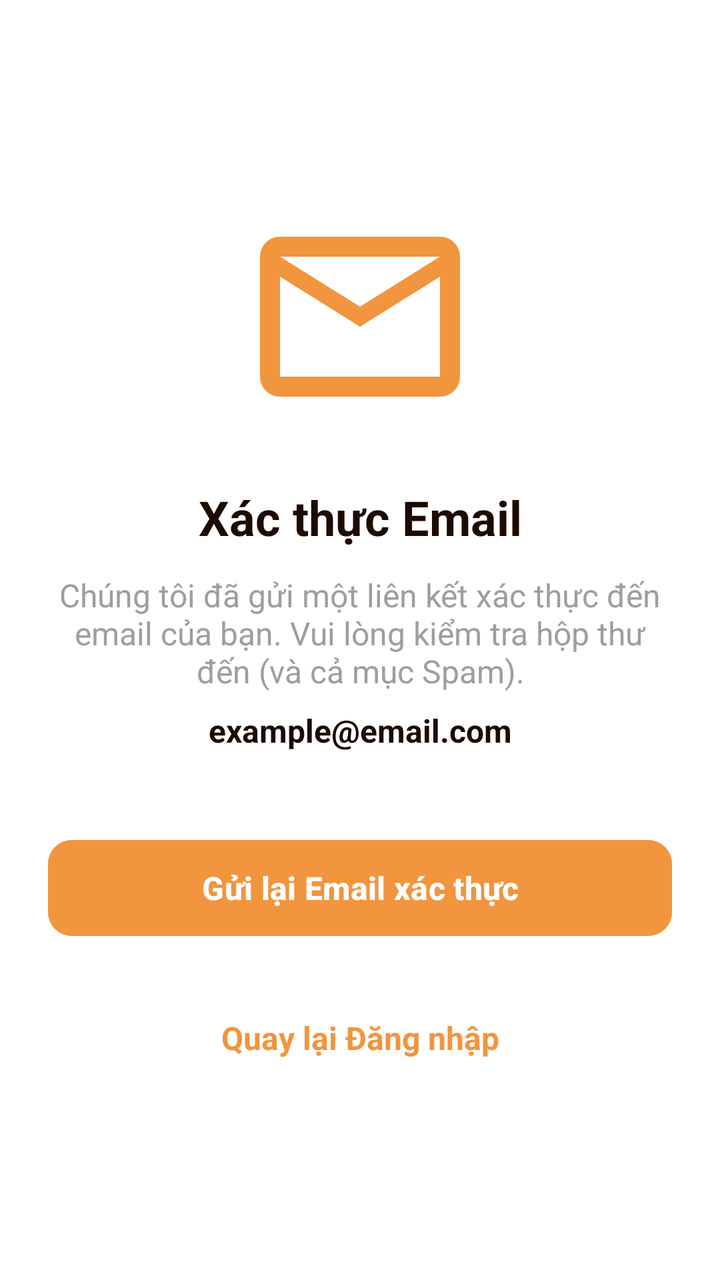
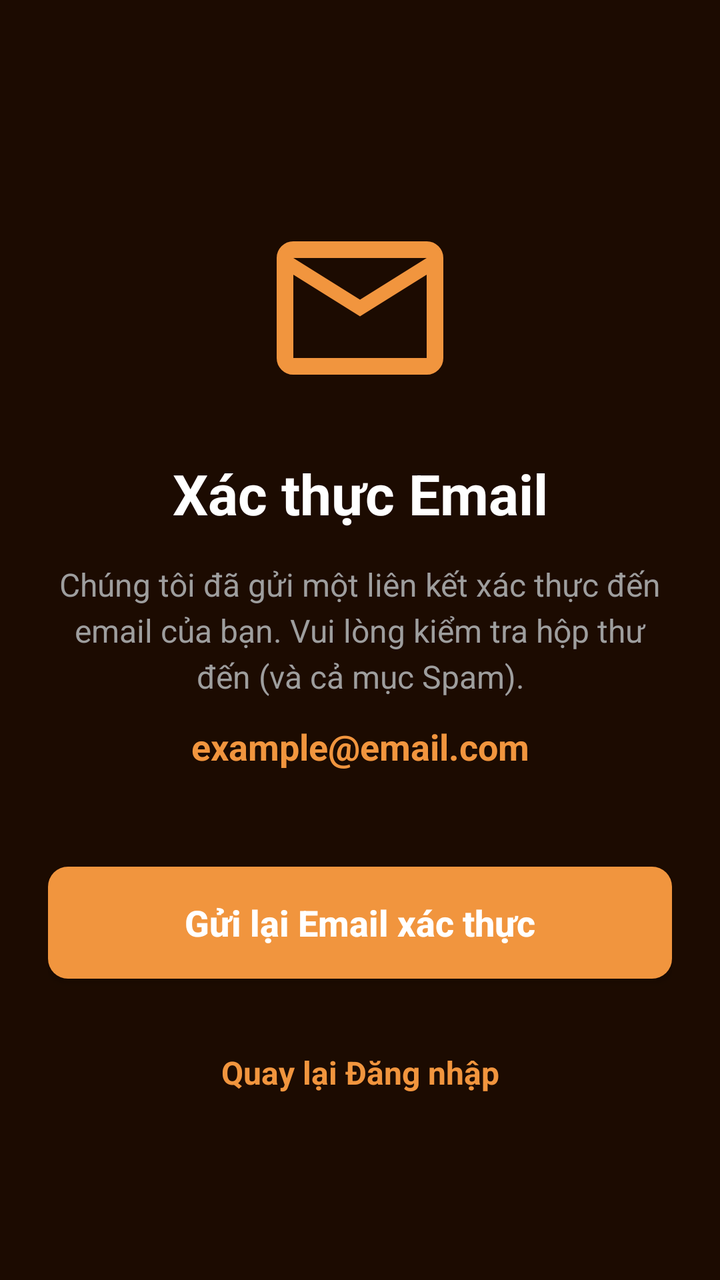

Before-and-after screenshots of an Android layout around one commit, followed by the original layout XML and the change that was made.
<!-- AndroidManifest.xml: application theme Theme.TTLTMobile -->
<!-- res/layout/activity_verification_pending.xml -->
<?xml version="1.0" encoding="utf-8"?>
<androidx.constraintlayout.widget.ConstraintLayout
    xmlns:android="http://schemas.android.com/apk/res/android"
    xmlns:app="http://schemas.android.com/apk/res-auto"
    xmlns:tools="http://schemas.android.com/tools"
    android:layout_width="match_parent"
    android:layout_height="match_parent"
    android:background="@color/white"
    android:padding="24dp">

    <ImageView
        android:id="@+id/ivEmailIcon"
        android:layout_width="120dp"
        android:layout_height="120dp"
        android:src="@drawable/ic_mail"
        app:tint="@color/orange"
        app:layout_constraintBottom_toTopOf="@+id/tvTitle"
        app:layout_constraintEnd_toEndOf="parent"
        app:layout_constraintStart_toStartOf="parent"
        app:layout_constraintTop_toTopOf="parent"
        app:layout_constraintVertical_chainStyle="packed"
        tools:ignore="ContentDescription" />

    <TextView
        android:id="@+id/tvTitle"
        android:layout_width="wrap_content"
        android:layout_height="wrap_content"
        android:layout_marginTop="24dp"
        android:text="Xác thực Email"
        android:textColor="@color/darkBrown"
        android:textSize="24sp"
        android:textStyle="bold"
        app:layout_constraintBottom_toTopOf="@+id/tvDescription"
        app:layout_constraintEnd_toEndOf="parent"
        app:layout_constraintStart_toStartOf="parent"
        app:layout_constraintTop_toBottomOf="@+id/ivEmailIcon" />

    <TextView
        android:id="@+id/tvDescription"
        android:layout_width="0dp"
        android:layout_height="wrap_content"
        android:layout_marginTop="12dp"
        android:gravity="center"
        android:text="Chúng tôi đã gửi một liên kết xác thực đến email của bạn. Vui lòng kiểm tra hộp thư đến (và cả mục Spam)."
        android:textColor="@color/grey"
        android:textSize="16sp"
        app:layout_constraintBottom_toTopOf="@+id/tvEmailDisplay"
        app:layout_constraintEnd_toEndOf="parent"
        app:layout_constraintStart_toStartOf="parent"
        app:layout_constraintTop_toBottomOf="@+id/tvTitle" />

    <TextView
        android:id="@+id/tvEmailDisplay"
        android:layout_width="wrap_content"
        android:layout_height="wrap_content"
        android:layout_marginTop="8dp"
        android:text="example@email.com"
        android:textColor="@color/darkBrown"
        android:textSize="16sp"
        android:textStyle="bold"
        app:layout_constraintBottom_toTopOf="@+id/btnResend"
        app:layout_constraintEnd_toEndOf="parent"
        app:layout_constraintStart_toStartOf="parent"
        app:layout_constraintTop_toBottomOf="@+id/tvDescription" />

    <com.google.android.material.button.MaterialButton
        android:id="@+id/btnResend"
        android:layout_width="0dp"
        android:layout_height="56dp"
        android:layout_marginTop="40dp"
        android:backgroundTint="@color/orange"
        android:text="Gửi lại Email xác thực"
        android:textColor="@color/white"
        android:textSize="16sp"
        android:textStyle="bold"
        app:cornerRadius="12dp"
        app:layout_constraintBottom_toTopOf="@+id/btnBackToLogin"
        app:layout_constraintEnd_toEndOf="parent"
        app:layout_constraintStart_toStartOf="parent"
        app:layout_constraintTop_toBottomOf="@+id/tvEmailDisplay" />

    <TextView
        android:id="@+id/btnBackToLogin"
        android:layout_width="wrap_content"
        android:layout_height="wrap_content"
        android:layout_marginTop="24dp"
        android:padding="12dp"
        android:text="Quay lại Đăng nhập"
        android:textColor="@color/orange"
        android:textSize="16sp"
        android:textStyle="bold"
        app:layout_constraintBottom_toBottomOf="parent"
        app:layout_constraintEnd_toEndOf="parent"
        app:layout_constraintStart_toStartOf="parent"
        app:layout_constraintTop_toBottomOf="@+id/btnResend" />

</androidx.constraintlayout.widget.ConstraintLayout>
<!-- resources referenced by this layout -->
<resources>
  <color name="darkBrown">#1c0b01</color>
  <color name="grey">#9E9E9E</color>
  <color name="orange">#f1953e</color>
  <color name="white">#FFFFFFFF</color>
  <!-- drawable ic_mail (drawable) -->
  <vector xmlns:android="http://schemas.android.com/apk/res/android"
      android:width="24dp"
      android:height="24dp"
      android:viewportWidth="960"
      android:viewportHeight="960">
    <path
        android:pathData="M160,800q-33,0 -56.5,-23.5T80,720v-480q0,-33 23.5,-56.5T160,160h640q33,0 56.5,23.5T880,240v480q0,33 -23.5,56.5T800,800L160,800ZM480,520L160,320v400h640v-400L480,520ZM480,440 L800,240L160,240l320,200ZM160,320v-80,480 -400Z"
        android:fillColor="#000000"/>
  </vector>
  <style name="Theme.TTLTMobile" parent="Base.Theme.TTLTMobile" />
  <style name="Base.Theme.TTLTMobile" parent="Theme.Material3.DayNight.NoActionBar">
          
          
      </style>
</resources>

<!-- the commit's change to res/layout/activity_verification_pending.xml (unified diff, before → after) -->
@@ -1,24 +1,22 @@
 <?xml version="1.0" encoding="utf-8"?>
-<androidx.constraintlayout.widget.ConstraintLayout
-    xmlns:android="http://schemas.android.com/apk/res/android"
+<androidx.constraintlayout.widget.ConstraintLayout xmlns:android="http://schemas.android.com/apk/res/android"
     xmlns:app="http://schemas.android.com/apk/res-auto"
     xmlns:tools="http://schemas.android.com/tools"
     android:layout_width="match_parent"
     android:layout_height="match_parent"
-    android:background="@color/white"
+    android:background="@color/darkBrown"
     android:padding="24dp">
 
     <ImageView
         android:id="@+id/ivEmailIcon"
-        android:layout_width="120dp"
-        android:layout_height="120dp"
+        android:layout_width="100dp"
+        android:layout_height="100dp"
+        android:layout_marginTop="80dp"
         android:src="@drawable/ic_mail"
         app:tint="@color/orange"
-        app:layout_constraintBottom_toTopOf="@+id/tvTitle"
         app:layout_constraintEnd_toEndOf="parent"
         app:layout_constraintStart_toStartOf="parent"
         app:layout_constraintTop_toTopOf="parent"
-        app:layout_constraintVertical_chainStyle="packed"
         tools:ignore="ContentDescription" />
 
     <TextView
@@ -27,10 +25,9 @@
         android:layout_height="wrap_content"
         android:layout_marginTop="24dp"
         android:text="Xác thực Email"
-        android:textColor="@color/darkBrown"
-        android:textSize="24sp"
+        android:textColor="@color/white"
+        android:textSize="28sp"
         android:textStyle="bold"
-        app:layout_constraintBottom_toTopOf="@+id/tvDescription"
         app:layout_constraintEnd_toEndOf="parent"
         app:layout_constraintStart_toStartOf="parent"
         app:layout_constraintTop_toBottomOf="@+id/ivEmailIcon" />
@@ -39,12 +36,12 @@
         android:id="@+id/tvDescription"
         android:layout_width="0dp"
         android:layout_height="wrap_content"
-        android:layout_marginTop="12dp"
+        android:layout_marginTop="16dp"
         android:gravity="center"
         android:text="Chúng tôi đã gửi một liên kết xác thực đến email của bạn. Vui lòng kiểm tra hộp thư đến (và cả mục Spam)."
         android:textColor="@color/grey"
         android:textSize="16sp"
-        app:layout_constraintBottom_toTopOf="@+id/tvEmailDisplay"
+        android:lineSpacingExtra="4dp"
         app:layout_constraintEnd_toEndOf="parent"
         app:layout_constraintStart_toStartOf="parent"
         app:layout_constraintTop_toBottomOf="@+id/tvTitle" />
@@ -53,30 +50,26 @@
         android:id="@+id/tvEmailDisplay"
         android:layout_width="wrap_content"
         android:layout_height="wrap_content"
-        android:layout_marginTop="8dp"
+        android:layout_marginTop="12dp"
         android:text="example@email.com"
-        android:textColor="@color/darkBrown"
-        android:textSize="16sp"
+        android:textColor="@color/orange"
+        android:textSize="18sp"
         android:textStyle="bold"
-        app:layout_constraintBottom_toTopOf="@+id/btnResend"
         app:layout_constraintEnd_toEndOf="parent"
         app:layout_constraintStart_toStartOf="parent"
         app:layout_constraintTop_toBottomOf="@+id/tvDescription" />
 
-    <com.google.android.material.button.MaterialButton
+    <androidx.appcompat.widget.AppCompatButton
         android:id="@+id/btnResend"
-        android:layout_width="0dp"
+        android:layout_width="match_parent"
         android:layout_height="56dp"
-        android:layout_marginTop="40dp"
-        android:backgroundTint="@color/orange"
+        android:layout_marginTop="48dp"
+        android:background="@drawable/orange_bg"
         android:text="Gửi lại Email xác thực"
+        android:textAllCaps="false"
         android:textColor="@color/white"
-        android:textSize="16sp"
+        android:textSize="18sp"
         android:textStyle="bold"
-        app:cornerRadius="12dp"
-        app:layout_constraintBottom_toTopOf="@+id/btnBackToLogin"
-        app:layout_constraintEnd_toEndOf="parent"
-        app:layout_constraintStart_toStartOf="parent"
         app:layout_constraintTop_toBottomOf="@+id/tvEmailDisplay" />
 
     <TextView
@@ -89,7 +82,6 @@
         android:textColor="@color/orange"
         android:textSize="16sp"
         android:textStyle="bold"
-        app:layout_constraintBottom_toBottomOf="parent"
         app:layout_constraintEnd_toEndOf="parent"
         app:layout_constraintStart_toStartOf="parent"
         app:layout_constraintTop_toBottomOf="@+id/btnResend" />
<!-- resource entries referenced after the edit -->
@@ -14,6 +14,16 @@
         android:pathData="M160,800q-33,0 -56.5,-23.5T80,720v-480q0,-33 23.5,-56.5T160,160h640q33,0 56.5,23.5T880,240v480q0,33 -23.5,56.5T800,800L160,800ZM480,520L160,320v400h640v-400L480,520ZM480,440 L800,240L160,240l320,200ZM160,320v-80,480 -400Z"
         android:fillColor="#000000"/>
   </vector>
+  <!-- drawable orange_bg (drawable) -->
+  <?xml version="1.0" encoding="utf-8"?>
+  <selector xmlns:android="http://schemas.android.com/apk/res/android">
+  <item>
+      <shape android:shape="rectangle">
+          <solid android:color="@color/orange"/>
+          <corners android:radius="10dp"/>
+      </shape>
+  </item>
+  </selector>
   <style name="Theme.TTLTMobile" parent="Base.Theme.TTLTMobile" />
   <style name="Base.Theme.TTLTMobile" parent="Theme.Material3.DayNight.NoActionBar">
           
